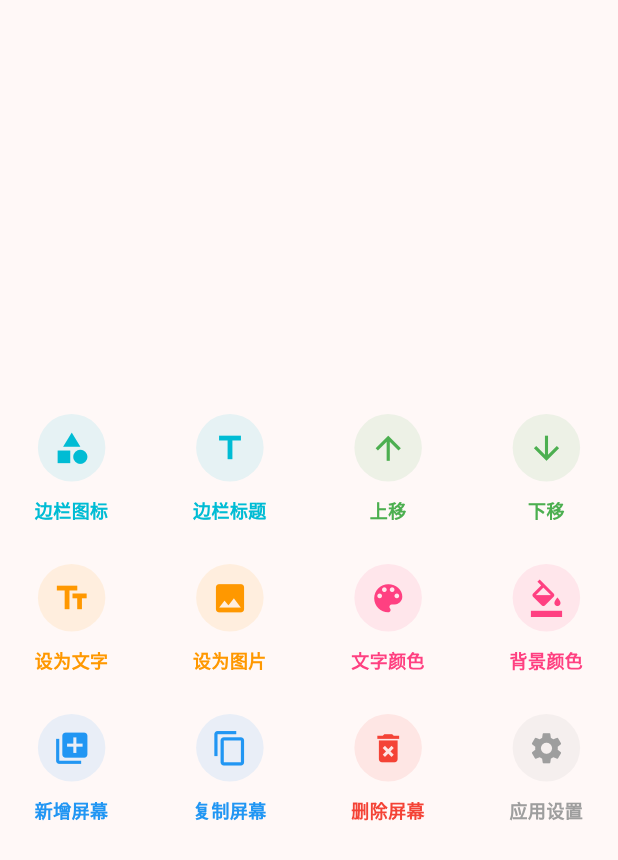
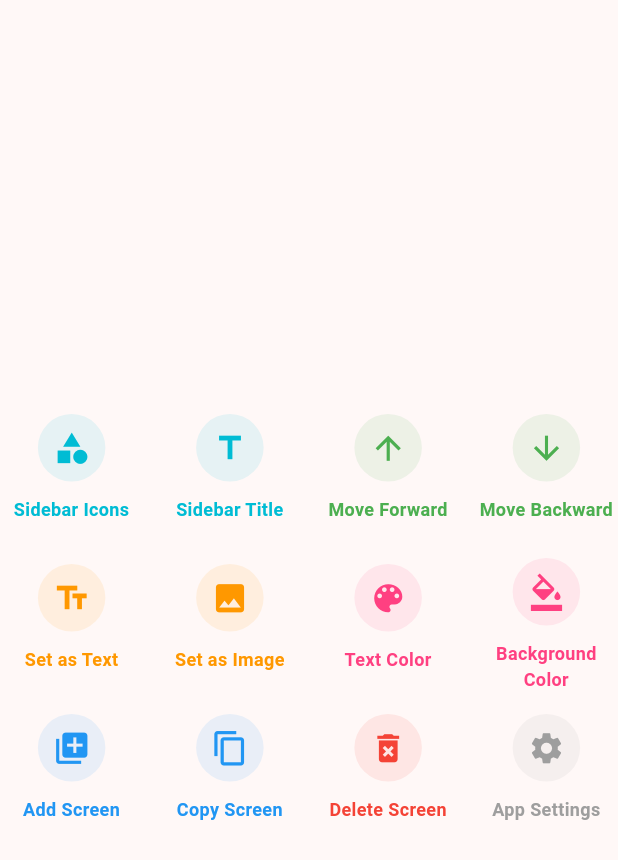
Before and after one commit to kagurazakayashi/EvernightBoard, a Flutter app: the ManagementGridMenu widget shown alone on an empty page, opened directly with empty values, on a phone screen of 412 x 824 dp. Shown: the top 860 px of the screen. Run offline on Flutter 3.47's test engine with Material 3 defaults, Android fonts, the phone set to English and light mode, and no system bars; our stand-ins replace file_picker, image_picker, package_info_plus, sensors_plus, shared_preferences; missing offline and left inert: flex_color_picker, flutter_iconpicker, flutter_volume_controller; accounts and stored records are empty; generated files the repository leaves out were written again.

Commit message:
多语言文本

```diff
--- a/lib/home/home_controller_data.part.dart
+++ b/lib/home/home_controller_data.part.dart
@@ -186,7 +186,7 @@ mixin HomeControllerData on ChangeNotifier {
     notifyListeners();
 
     if (context.mounted) {
-      _showSnackBar(context, '所有数据与设置已成功清空');
+      _showSnackBar(context, t.allcleared);
       Navigator.pop(context);
     }
   }
@@ -217,7 +217,7 @@ mixin HomeControllerData on ChangeNotifier {
     final self = this as HomeController;
     self.items.add(
       HomeItem(
-        title: '新屏幕',
+        title: t.newscreen,
         content: '',
         icon: Icons.add_box_outlined,
         backgroundImagePath: '',
@@ -459,10 +459,10 @@ mixin HomeControllerData on ChangeNotifier {
     if (context.mounted) {
       if (success) {
         debugPrint('[HomeControllerData] 匯出成功。');
-        _showSnackBar(context, '配置文件已成功导出');
+        _showSnackBar(context, t.exportok);
       } else {
         debugPrint('[HomeControllerData] 匯出被使用者取消。');
-        _showSnackBar(context, '导出已取消', isError: true);
+        _showSnackBar(context, t.exportcancel, isError: true);
       }
     }
   }
@@ -475,7 +475,8 @@ mixin HomeControllerData on ChangeNotifier {
 
     if (jsonStr == null) {
       debugPrint('[HomeControllerData] 匯入取消：未選擇檔案。');
-      if (context.mounted) _showSnackBar(context, '未选择文件，导入已取消', isError: true);
+      if (context.mounted)
+        _showSnackBar(context, t.nofileselected, isError: true);
       return;
     }
 
@@ -511,19 +512,22 @@ mixin HomeControllerData on ChangeNotifier {
         debugPrint('[HomeControllerData] 成功匯入 ${newItems.length} 個項目。');
 
         if (context.mounted) {
-          _showSnackBar(context, '成功导入了 ${newItems.length} 个屏幕设置');
+          _showSnackBar(
+            context,
+            '${t.importok1} ${newItems.length} ${t.importok2}',
+          );
           Navigator.pop(context);
         }
       } else {
         debugPrint('[HomeControllerData] 匯入失敗：檔案內容為空或無效。');
         if (context.mounted) {
-          _showSnackBar(context, '配置文件无效或不包含任何项目', isError: true);
+          _showSnackBar(context, t.invalidconffile, isError: true);
         }
       }
     } catch (e) {
       debugPrint('[HomeControllerData] 匯入解析過程中發生錯誤: $e');
       if (context.mounted) {
-        _showSnackBar(context, '配置文件解析失败，请检查文件格式', isError: true);
+        _showSnackBar(context, t.conffileparsingfailed, isError: true);
       }
     }
   }
--- a/lib/home/home_model.dart
+++ b/lib/home/home_model.dart
@@ -1,4 +1,5 @@
 import 'package:flutter/material.dart';
+import 'package:evernight_board/global.dart';
 
 /// 首頁項目資料模型。
 ///
@@ -83,7 +84,7 @@ class HomeItem {
   /// - `imagePath` 對應到 [backgroundImagePath]
   factory HomeItem.fromJson(Map<String, dynamic> json) {
     return HomeItem(
-      title: json['title'] ?? '未命名项目',
+      title: json['title'] ?? t.unnamed,
       content: json['content'] ?? '',
       // 如果 icon 轉換失敗，給一個預設圖示
       icon: IconData(
--- a/lib/home/home_view.dart
+++ b/lib/home/home_view.dart
@@ -1,6 +1,7 @@
 import 'package:flutter/material.dart';
 import 'package:flutter_iconpicker/flutter_iconpicker.dart';
 import 'package:flutter_iconpicker/Models/configuration.dart';
+import 'package:evernight_board/global.dart';
 import 'home_controller.dart';
 import 'widgets/display_area.dart';
 import 'widgets/touch_layer.dart';
@@ -244,19 +245,19 @@ class _HomeViewState extends State<HomeView> {
           debugPrint('[HomeView] 觸發圖示選取器');
           final IconPickerIcon? selectedIcon = await showIconPicker(
             context,
-            configuration: const SinglePickerConfiguration(
+            configuration: SinglePickerConfiguration(
               iconPackModes: [IconPack.material],
-              searchHintText: '搜索图标...',
-              title: Text('选择边栏图标'),
+              searchHintText: t.searchicon,
+              title: Text(t.selectsidebarico),
             ),
           );
 
           if (selectedIcon != null) {
             _controller.updateIcon(selectedIcon.data);
-            if (mounted) _showSnackBar('边栏图标已更新');
+            if (mounted) _showSnackBar(t.sidebaricoupdated);
           } else {
             debugPrint('[HomeView] 圖示選取已取消');
-            if (mounted) _showSnackBar('未更改图标', isError: true);
+            if (mounted) _showSnackBar(t.icounchanged, isError: true);
           }
         },
         onEditTitle: () {
@@ -265,11 +266,11 @@ class _HomeViewState extends State<HomeView> {
           showDialog(
             context: context,
             builder: (context) => EditTextDialog(
-              title: '边栏标题',
+              title: t.sidebartitle,
               initialValue: _controller.currentItem.title,
               onConfirm: (val) {
                 _controller.updateTitle(val);
-                _showSnackBar('边栏标题已修改为: $val');
+                _showSnackBar('${t.sidebartitlechanged}: $val');
               },
             ),
           );
@@ -280,12 +281,12 @@ class _HomeViewState extends State<HomeView> {
           showDialog(
             context: context,
             builder: (context) => EditTextDialog(
-              title: '全屏文字',
+              title: t.setastext,
               initialValue: _controller.currentItem.content,
               isMultiline: true,
               onConfirm: (val) {
                 _controller.setAsText(val);
-                _showSnackBar('全屏文字内容已更新');
+                _showSnackBar(t.textupdated);
               },
             ),
           );
@@ -301,9 +302,9 @@ class _HomeViewState extends State<HomeView> {
           if (mounted) {
             if (_controller.currentItem.backgroundImagePath?.isNotEmpty ==
                 true) {
-              _showSnackBar('已成功切换为背景图片模式');
+              _showSnackBar(t.imageupdated);
             } else {
-              _showSnackBar('未选择图片或设置失败', isError: true);
+              _showSnackBar(t.imagefailed, isError: true);
             }
           }
         },
@@ -312,14 +313,16 @@ class _HomeViewState extends State<HomeView> {
           debugPrint('[HomeView] 觸發文字顏色選取器');
           await ColorPickerHandler.show(
             context: context,
-            title: '文字颜色',
+            title: t.textcolor,
             isTextType: true,
             initialColor: _controller.currentItem.textColor,
             otherColor: _controller.currentItem.backgroundColor,
             checkSimilarity: _controller.isTooSimilar,
             onColorChanged: (color) {
               _controller.setTextColor(color);
-              _showSnackBar(color == null ? '已恢复默认文字颜色' : '文字颜色已成功更新');
+              _showSnackBar(
+                color == null ? t.textcolordefault : t.textcolorupdated,
+              );
             },
           );
         },
@@ -328,44 +331,46 @@ class _HomeViewState extends State<HomeView> {
           debugPrint('[HomeView] 觸發背景顏色選取器');
           await ColorPickerHandler.show(
             context: context,
-            title: '背景颜色',
+            title: t.backgroundcolor,
             isTextType: false,
             initialColor: _controller.currentItem.backgroundColor,
             otherColor: _controller.currentItem.textColor,
             checkSimilarity: _controller.isTooSimilar,
             onColorChanged: (color) {
               _controller.setBgColor(color);
-              _showSnackBar(color == null ? '已恢复默认背景颜色' : '背景颜色已成功更新');
+              _showSnackBar(
+                color == null
+                    ? t.backgroundcolordefault
+                    : t.backgroundcolorupdated,
+              );
             },
           );
         },
         onMoveUp: () {
           debugPrint('[HomeView] 項目上移');
           _controller.moveUp();
-          _showSnackBar('当前屏幕已上移');
         },
         onMoveDown: () {
           debugPrint('[HomeView] 項目下移');
           _controller.moveDown();
-          _showSnackBar('当前屏幕已下移');
         },
         onAdd: () {
           Navigator.pop(context);
           debugPrint('[HomeView] 新增項目');
           _controller.addItem();
-          _showSnackBar('已成功新增一个屏幕');
+          _showSnackBar(t.screenadded);
         },
         onCopy: () {
           Navigator.pop(context);
           debugPrint('[HomeView] 複製當前項目');
           _controller.copyCurrentItem();
-          _showSnackBar('当前屏幕副本已创建');
+          _showSnackBar(t.screencopied);
         },
         onDelete: () {
           Navigator.pop(context);
           debugPrint('[HomeView] 刪除當前項目');
           _controller.deleteCurrentItem();
-          _showSnackBar('屏幕已成功删除');
+          _showSnackBar(t.screendeleted);
         },
         onOpenSettings: () {
           Navigator.pop(context);
--- a/lib/home/widgets/color_picker_handler.dart
+++ b/lib/home/widgets/color_picker_handler.dart
@@ -1,5 +1,6 @@
 import 'package:flutter/material.dart';
 import 'package:flex_color_picker/flex_color_picker.dart';
+import 'package:evernight_board/global.dart';
 
 /// 負責處理顏色選擇器開啟流程與結果回傳的工具類。
 ///
@@ -67,7 +68,7 @@ class ColorPickerHandler {
 
               // 內部標題設為空，因為外層 AlertDialog 已提供 title。
               heading: null,
-              subheading: const Text('选择色调'),
+              subheading: Text(t.colortone),
               pickersEnabled: const {
                 ColorPickerType.primary: true,
                 ColorPickerType.accent: false,
@@ -77,11 +78,11 @@ class ColorPickerHandler {
           actions: [
             TextButton(
               onPressed: () => Navigator.pop(dialogCtx, false),
-              child: const Text('取消'),
+              child: Text(t.cancel),
             ),
             TextButton(
               onPressed: () => Navigator.pop(dialogCtx, true),
-              child: const Text('确定'),
+              child: Text(t.ok),
             ),
           ],
         );
--- a/lib/home/widgets/edit_text_dialog.dart
+++ b/lib/home/widgets/edit_text_dialog.dart
@@ -1,4 +1,5 @@
 import 'package:flutter/material.dart';
+import 'package:evernight_board/global.dart';
 
 /// 文字编辑对话框。
 ///
@@ -52,7 +53,7 @@ class _EditTextDialogState extends State<EditTextDialog> {
     _textController = TextEditingController(text: widget.initialValue);
 
     debugPrint(
-      '[EditTextDialog] 初始化完成，title: ${widget.title}，'
+      '[EditTextDialog] title: ${widget.title}，'
       'isMultiline: ${widget.isMultiline}，'
       'initialValueLength: ${widget.initialValue.length}',
     );
@@ -85,8 +86,8 @@ class _EditTextDialogState extends State<EditTextDialog> {
 
         // 多行模式使用 multiline 鍵盤，其餘使用一般文字鍵盤。
         keyboardType: keyboardType,
-        decoration: const InputDecoration(
-          hintText: "请输入内容...",
+        decoration: InputDecoration(
+          hintText: t.entercontent,
           border: OutlineInputBorder(),
         ),
       ),
@@ -96,7 +97,7 @@ class _EditTextDialogState extends State<EditTextDialog> {
             debugPrint('[EditTextDialog] 使用者取消編輯');
             Navigator.pop(context);
           },
-          child: const Text('取消'),
+          child: Text(t.cancel),
         ),
         TextButton(
           onPressed: () {
@@ -110,7 +111,7 @@ class _EditTextDialogState extends State<EditTextDialog> {
             // 關閉目前對話框並返回上一層。
             Navigator.pop(context);
           },
-          child: const Text('确定'),
+          child: Text(t.ok),
         ),
       ],
     );
--- a/lib/home/widgets/icon_selector_page.dart
+++ b/lib/home/widgets/icon_selector_page.dart
@@ -1,4 +1,5 @@
 import 'package:flutter/material.dart';
+import 'package:evernight_board/global.dart';
 
 /// IconSelectorPage
 ///
@@ -102,7 +103,7 @@ class _IconSelectorPageState extends State<IconSelectorPage> {
     // 初始化圖示名稱清單，後續搜尋會以這份資料為基礎進行篩選。
     _keys = _iconMap.keys.toList();
 
-    debugPrint('[IconSelectorPage] 已初始化，共載入 ${_keys.length} 個圖示。');
+    debugPrint('[IconSelectorPage] 載入 ${_keys.length} 個圖示。');
   }
 
   @override
@@ -122,7 +123,7 @@ class _IconSelectorPageState extends State<IconSelectorPage> {
           child: Padding(
             padding: const EdgeInsets.symmetric(horizontal: 16, vertical: 8),
             child: SearchBar(
-              hintText: '搜索图标',
+              hintText: t.searchicon,
               onChanged: (value) {
                 // 更新搜尋條件並重新建構畫面，以即時反映篩選結果。
                 setState(() {
--- a/lib/home/widgets/management_grid_menu.dart
+++ b/lib/home/widgets/management_grid_menu.dart
@@ -1,4 +1,5 @@
 import 'package:flutter/material.dart';
+import 'package:evernight_board/global.dart';
 
 /// 管理功能用的網格式選單元件。
 ///
@@ -93,78 +94,78 @@ class ManagementGridMenu extends StatelessWidget {
       // 第一列：圖示／標題編輯與排序調整功能。
       _GridItemData(
         Icons.category,
-        '边栏图标',
-        () => _handleMenuTap('边栏图标', onEditIcon),
+        t.sidebaricons,
+        () => _handleMenuTap(t.sidebaricons, onEditIcon),
         color: Colors.cyan,
       ),
       _GridItemData(
         Icons.title,
-        '边栏标题',
-        () => _handleMenuTap('边栏标题', onEditTitle),
+        t.sidebartitle,
+        () => _handleMenuTap(t.sidebartitle, onEditTitle),
         color: Colors.cyan,
       ),
       _GridItemData(
         Icons.arrow_upward,
-        '上移',
-        () => _handleMenuTap('上移', onMoveUp),
+        t.moveforward,
+        () => _handleMenuTap(t.moveforward, onMoveUp),
         color: Colors.green,
       ),
       _GridItemData(
         Icons.arrow_downward,
-        '下移',
-        () => _handleMenuTap('下移', onMoveDown),
+        t.movebackward,
+        () => _handleMenuTap(t.movebackward, onMoveDown),
         color: Colors.green,
       ),
 
       // 第二列：內容型態與顏色設定功能。
       _GridItemData(
         Icons.text_fields,
-        '设为文字',
-        () => _handleMenuTap('设为文字', onSetText),
+        t.setastext,
+        () => _handleMenuTap(t.setastext, onSetText),
         color: Colors.orange,
       ),
       _GridItemData(
         Icons.image,
-        '设为图片',
-        () => _handleMenuTap('设为图片', onSetImage),
+        t.setasimage,
+        () => _handleMenuTap(t.setasimage, onSetImage),
         color: Colors.orange,
       ),
       _GridItemData(
         Icons.color_lens,
-        '文字颜色',
-        () => _handleMenuTap('文字颜色', onSetTextColor),
+        t.textcolor,
+        () => _handleMenuTap(t.textcolor, onSetTextColor),
         color: Colors.pinkAccent,
       ),
       _GridItemData(
         Icons.format_color_fill,
-        '背景颜色',
-        () => _handleMenuTap('背景颜色', onSetBgColor),
+        t.backgroundcolor,
+        () => _handleMenuTap(t.backgroundcolor, onSetBgColor),
         color: Colors.pinkAccent,
       ),
 
       // 第三列：項目管理與系統設定功能。
       _GridItemData(
         Icons.add_to_photos,
-        '新增屏幕',
-        () => _handleMenuTap('新增屏幕', onAdd),
+        t.addscreen,
+        () => _handleMenuTap(t.addscreen, onAdd),
         color: Colors.blue,
       ), // 以藍色突顯新增操作，便於使用者快速辨識。
       _GridItemData(
         Icons.content_copy,
-        '复制屏幕',
-        () => _handleMenuTap('复制屏幕', onCopy),
+        t.copyscreen,
+        () => _handleMenuTap(t.copyscreen, onCopy),
         color: Colors.blue,
       ),
       _GridItemData(
         Icons.delete_forever,
-        '删除屏幕',
-        () => _handleMenuTap('删除屏幕', onDelete),
+        t.deletescreen,
+        () => _handleMenuTap(t.deletescreen, onDelete),
         color: Colors.red,
       ), // 以紅色突顯刪除操作，提醒此操作具有破壞性。
       _GridItemData(
         Icons.settings, // 設定功能使用齒輪圖示，符合常見介面慣例。
-        '应用设置',
-        () => _handleMenuTap('应用设置', onOpenSettings),
+        t.appsettings,
+        () => _handleMenuTap(t.appsettings, onOpenSettings),
         color: Colors.grey,
       ),
     ];
--- a/lib/home/widgets/touch_layer.dart
+++ b/lib/home/widgets/touch_layer.dart
@@ -1,4 +1,5 @@
 import 'package:flutter/material.dart';
+import 'package:evernight_board/global.dart';
 
 /// 觸控分區圖層元件。
 ///
@@ -102,15 +103,15 @@ class TouchLayer extends StatelessWidget {
           // 直向模式：以上下兩區排列。
           ? Column(
               children: [
-                buildButton(onPrevious, areaName: '上一個'),
-                buildButton(onNext, areaName: '下一個'),
+                buildButton(onPrevious, areaName: t.previous),
+                buildButton(onNext, areaName: t.next),
               ],
             )
           // 橫向模式：以左右兩區排列。
           : Row(
               children: [
-                buildButton(onPrevious, areaName: '上一個'),
-                buildButton(onNext, areaName: '下一個'),
+                buildButton(onPrevious, areaName: t.previous),
+                buildButton(onNext, areaName: t.next),
               ],
             ),
     );
--- a/lib/l10n/app_en.arb
+++ b/lib/l10n/app_en.arb
@@ -1,5 +1,66 @@
 {
   "@@locale": "en",
+  "locale": "English",
   "appTitle": "EvernightBoard",
-  "loading": "Loading..."
+  "loading": "Loading...",
+  "language": "Language",
+  "languageupdated": "Language updated to ",
+  "ok": "OK",
+  "cancel": "Cancel",
+  "newscreen": "New Screen",
+  "screenadded": "A screen has been added",
+  "screencopied": "A screen has been copied",
+  "screendeleted": "A screen has been deleted",
+  "unnamed": "Unnamed",
+  "previous": "Previous",
+  "next": "Next",
+  "colortone": "Select Tone",
+  "entercontent": "Please enter content...",
+  "searchicon": "Search icons...",
+  "sidebaricons": "Sidebar Icons",
+  "selectsidebarico": "Select Sidebar Icon",
+  "sidebaricoupdated": "Sidebar icon updated",
+  "icounchanged": "Icon unchanged",
+  "sidebartitle": "Sidebar Title",
+  "sidebartitlechanged": "Sidebar title changed to ",
+  "moveforward": "Move Forward",
+  "movebackward": "Move Backward",
+  "setastext": "Set as Text",
+  "textupdated": "Set to Text mode",
+  "setasimage": "Set as Image",
+  "imageupdated": "Set to Image mode",
+  "imagefailed": "No image selected or setup failed",
+  "textcolor": "Text Color",
+  "textcolordefault": "Restored default text color",
+  "textcolorupdated": "Text color changed",
+  "backgroundcolor": "Background Color",
+  "backgroundcolordefault": "Restored default background color",
+  "backgroundcolorupdated": "Background color changed",
+  "addscreen": "Add Screen",
+  "copyscreen": "Copy Screen",
+  "deletescreen": "Delete Screen",
+  "appsettings": "App Settings",
+  "pageturning": "Page Turning Interaction",
+  "halfscreenturnpages1": "Tap half-screen to turn pages",
+  "halfscreenturnpages2": "Tap left/right half in landscape, top/bottom half in portrait.",
+  "volumeturnpages1": "Volume keys to turn pages",
+  "volumeturnpages2": "Use physical volume buttons to switch items",
+  "volumeturnpages3": "Current platform does not support volume key page turning",
+  "navbarlocation": "Navigation Bar Location",
+  "currlandscape": "In landscape mode",
+  "currportrait": "In portrait mode",
+  "navbarlocationauto": "Auto move to tilted side",
+  "alwaystop": "Always Top",
+  "alwaysbottom": "Always Bottom",
+  "alwaysleft": "Always Left",
+  "alwaysright": "Always Right",
+  "allcleared": "All data and settings successfully cleared",
+  "exportok": "Configuration file exported successfully",
+  "exportcancel": "Export cancelled",
+  "nofileselected": "No file selected, import cancelled",
+  "importok1": "Successfully imported screen settings ( ",
+  "importok2": " )",
+  "invalidconffile": "Invalid configuration file or contains no items",
+  "conffileparsingfailed": "Configuration file parsing failed, please check file format",
+  "savelocation": "Please select a save location"
 }
--- a/lib/settings/data_export_service.dart
+++ b/lib/settings/data_export_service.dart
@@ -1,6 +1,7 @@
 import 'dart:io';
 import 'package:file_picker/file_picker.dart';
 import 'package:flutter/foundation.dart';
+import 'package:evernight_board/global.dart';
 
 /// 資料匯入／匯出服務。
 ///
@@ -28,7 +29,7 @@ class DataExportService {
       debugPrint('[DataExportService] 開始匯出 JSON 檔案');
 
       String? outputFile = await FilePicker.platform.saveFile(
-        dialogTitle: '请选择保存位置',
+        dialogTitle: t.savelocation,
         fileName:
             'evernight_backup_${DateTime.now().millisecondsSinceEpoch}.json',
         type: FileType.custom,
--- a/lib/settings/settings_view.dart
+++ b/lib/settings/settings_view.dart
@@ -5,6 +5,7 @@ import 'package:flutter/material.dart';
 import '../home/home_controller.dart';
 import 'package:url_launcher/url_launcher.dart';
 import 'package:package_info_plus/package_info_plus.dart';
+import 'package:evernight_board/global.dart';
 
 /// 設定頁面視圖元件。
 ///
@@ -116,14 +117,14 @@ class _SettingsViewState extends State<SettingsView>
     return Stack(
       children: [
         Scaffold(
-          appBar: AppBar(title: const Text('应用设置'), centerTitle: true),
+          appBar: AppBar(title: Text(t.appsettings), centerTitle: true),
           body: ListView(
             children: [
-              const _SettingsSectionTitle(title: '翻页交互'),
+              _SettingsSectionTitle(title: t.pageturning),
               SwitchListTile(
                 secondary: const Icon(Icons.touch_app),
-                title: const Text('点击半屏翻页'),
-                subtitle: const Text('横屏时按左右半屏、竖屏时按上下半屏。'),
+                title: Text(t.halfscreenturnpages1),
+                subtitle: Text(t.halfscreenturnpages2),
                 value: widget.controller.useSideTap,
                 onChanged: (val) => toggleSideTap(val),
               ),
@@ -132,9 +133,9 @@ class _SettingsViewState extends State<SettingsView>
                   Icons.volume_up,
                   color: isVolumeSupported ? null : Colors.grey,
                 ),
-                title: const Text('音量键翻页'),
+                title: Text(t.volumeturnpages1),
                 subtitle: Text(
-                  isVolumeSupported ? '使用物理音量按键切换项目' : '当前平台不支持物理音量键翻页',
+                  isVolumeSupported ? t.volumeturnpages2 : t.volumeturnpages3,
                   style: TextStyle(
                     color: isVolumeSupported ? null : Colors.grey,
                   ),
@@ -145,10 +146,10 @@ class _SettingsViewState extends State<SettingsView>
                     : null,
               ),
               const Divider(),
-              const _SettingsSectionTitle(title: '导航栏位置'),
+              const _SettingsSectionTitle(title: '导航栏的位置'),
               ListTile(
                 leading: const Icon(Icons.stay_current_landscape),
-                title: const Text('横屏状态下'),
+                title: Text(t.currlandscape),
                 trailing: DropdownButton<LandscapeNavPosition>(
                   value: widget.controller.landscapeNavPosition,
                   onChanged: (val) {
@@ -158,29 +159,29 @@ class _SettingsViewState extends State<SettingsView>
                     }
                     if (mounted) setState(() {});
                   },
-                  items: const [
+                  items: [
                     DropdownMenuItem(
                       value: LandscapeNavPosition.bottom,
-                      child: Text('始终在底端'),
+                      child: Text(t.alwaysbottom),
                     ),
                     DropdownMenuItem(
                       value: LandscapeNavPosition.left,
-                      child: Text('始终在左侧'),
+                      child: Text(t.alwaysleft),
                     ),
                     DropdownMenuItem(
                       value: LandscapeNavPosition.right,
-                      child: Text('始终在右侧'),
+                      child: Text(t.alwaysright),
                     ),
                     DropdownMenuItem(
                       value: LandscapeNavPosition.top,
-                      child: Text('始终在顶部'),
+                      child: Text(t.alwaystop),
                     ),
                   ],
                 ),
               ),
               ListTile(
                 leading: const Icon(Icons.stay_current_portrait),
-                title: const Text('竖屏状态下'),
+                title: Text(t.currportrait),
                 trailing: DropdownButton<PortraitNavPosition>(
                   value: widget.controller.portraitNavPosition,
                   onChanged: (val) {
@@ -190,26 +191,26 @@ class _SettingsViewState extends State<SettingsView>
                     }
                     if (mounted) setState(() {});
                   },
-                  items: const [
+                  items: [
                     DropdownMenuItem(
                       value: PortraitNavPosition.auto,
-                      child: Text('自动移到微倾斜侧'),
+                      child: Text(t.navbarlocationauto),
                     ),
                     DropdownMenuItem(
                       value: PortraitNavPosition.bottom,
-                      child: Text('始终在底端'),
+                      child: Text(t.alwaysbottom),
                     ),
                     DropdownMenuItem(
                       value: PortraitNavPosition.left,
-                      child: Text('始终在左侧'),
+                      child: Text(t.alwaysleft),
                     ),
                     DropdownMenuItem(
                       value: PortraitNavPosition.right,
-                      child: Text('始终在右侧'),
+                      child: Text(t.alwaysright),
                     ),
                     DropdownMenuItem(
                       value: PortraitNavPosition.top,
-                      child: Text('始终在顶部'),
+                      child: Text(t.alwaystop),
                     ),
                   ],
                 ),
@@ -295,7 +296,7 @@ class _SettingsViewState extends State<SettingsView>
               debugPrint('[_SettingsViewState] 使用者取消匯入');
               Navigator.pop(context);
             },
-            child: const Text('取消'),
+            child: Text(t.cancel),
           ),
           TextButton(
             onPressed: () {
@@ -303,7 +304,7 @@ class _SettingsViewState extends State<SettingsView>
               Navigator.pop(context);
               widget.controller.importData(context);
             },
-            child: const Text('确定导入'),
+            child: Text(t.ok),
           ),
         ],
       ),
@@ -327,7 +328,7 @@ class _SettingsViewState extends State<SettingsView>
               debugPrint('[_SettingsViewState] 取消重設');
               Navigator.pop(context);
             },
-            child: const Text('取消'),
+            child: Text(t.cancel),
           ),
           TextButton(
             onPressed: () {
```
Also changed, not shown: lib/l10n/app_ja.arb (+64 -1 lines), lib/l10n/app_zh.arb (+62 -1 lines), lib/l10n/app_zh_Hant.arb (+64 -1 lines).
